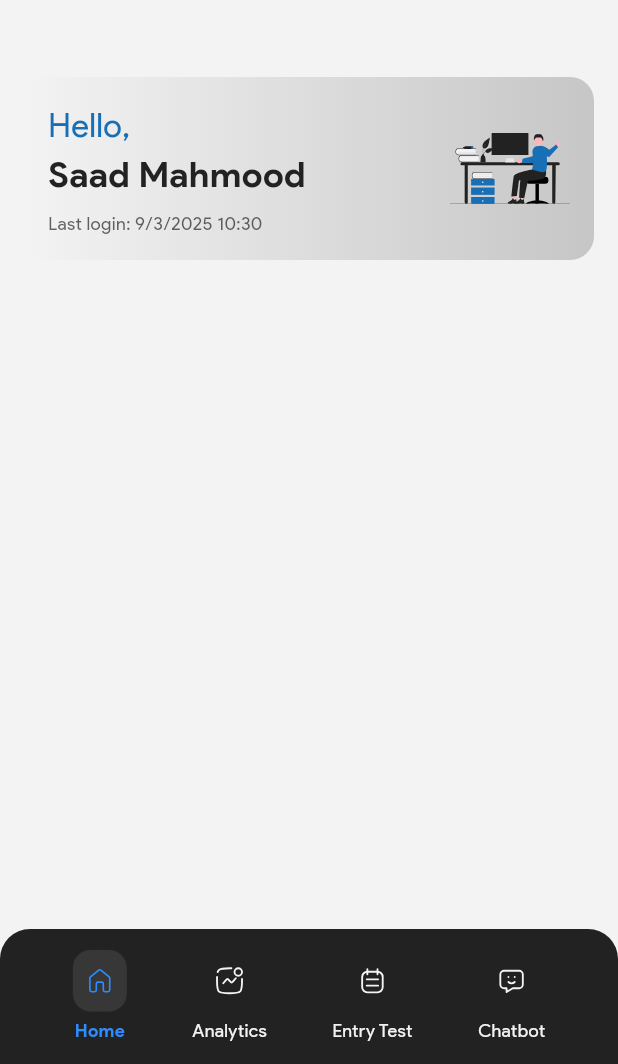
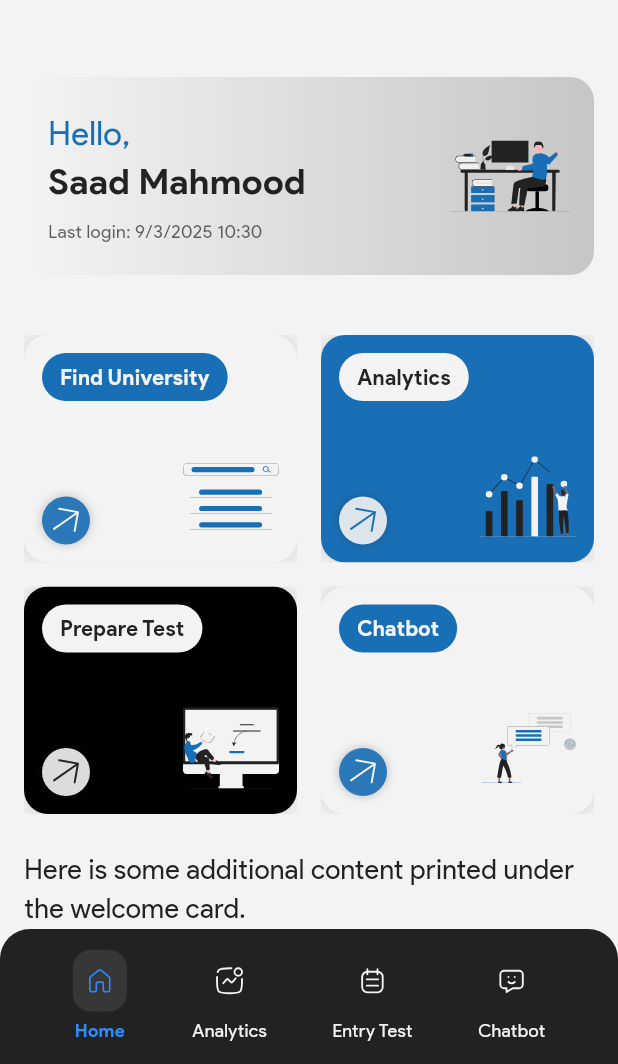
Before and after one commit to guidera-git/guidera_app, a Flutter app: the screen it shows after launch, on a phone screen of 412 x 824 dp, the part 172-1236 px from its top. Run offline on Flutter 3.47's test engine with Material 3 defaults, Android fonts, the light colour scheme and no system bars; our stand-ins replace flutter_svg.

Commit message:
modify home screen

```diff
--- a/lib/screens/home_screen.dart
+++ b/lib/screens/home_screen.dart
@@ -1,10 +1,10 @@
-// home_screen.dart
 import 'package:flutter/material.dart';
-import 'package:flutter_svg/flutter_svg.dart'; // Required for SVG images.
+import 'package:flutter_svg/flutter_svg.dart';
 import 'package:guidera_app/Widgets/header.dart';
 import 'package:guidera_app/Widgets/fancy_bottom_nav_bar.dart';
 import 'package:guidera_app/Widgets/fancy_nav_item.dart';
-import 'package:guidera_app/theme/app_colors.dart'; // <-- Import your color constants
+import 'package:guidera_app/theme/app_colors.dart';
+import 'dart:math' as math;
 
 class HomeScreen extends StatefulWidget {
   const HomeScreen({Key? key}) : super(key: key);
@@ -16,80 +16,230 @@ class HomeScreen extends StatefulWidget {
 class _HomeScreenState extends State<HomeScreen> {
   int _currentIndex = 0;
 
-  final List<Widget> _screens = [
-    const HomeTab(), // Updated home tab with welcome card.
-    const Center(child: Text("Analytics Screen")),
-    const Center(child: Text("Entry Test Screen")),
-    const Center(child: Text("Chatbot Screen")),
+  // Color configurations
+  final List<LinearGradient> _cardGradients = [
+    LinearGradient(colors: [AppColors.myWhite, AppColors.myWhite]),
+    LinearGradient(colors: [AppColors.darkBlue, AppColors.darkBlue]),
+    LinearGradient(colors: [AppColors.darkBlack, AppColors.darkBlack]),
+    LinearGradient(colors: [AppColors.myWhite, AppColors.myWhite]),
   ];
+
+  final List<Color> _titleCardColors = [
+    AppColors.darkBlue,
+    AppColors.myWhite,
+    AppColors.myWhite,
+    AppColors.darkBlue,
+  ];
+
+  final List<Map<String, Color>> _circleColors = [
+    {'circle': AppColors.darkBlue, 'icon': AppColors.myWhite},
+    {'circle': AppColors.myWhite, 'icon': AppColors.darkBlue},
+    {'circle': AppColors.myWhite, 'icon': AppColors.myBlack},
+    {'circle': AppColors.darkBlue, 'icon': AppColors.myWhite},
+  ];
+
+  late final List<Widget> _screens;
+
+  @override
+  void initState() {
+    super.initState();
+    _screens = [
+      HomeTab(
+        onGridItemSelected: (index) => setState(() => _currentIndex = index),
+        cardGradients: _cardGradients,
+        titleCardColors: _titleCardColors,
+        circleColors: _circleColors,
+      ),
+      const Center(child: Text("Analytics Screen")),
+      const Center(child: Text("Entry Test Screen")),
+      const Center(child: Text("Chatbot Screen")),
+    ];
+  }
 
   @override
   Widget build(BuildContext context) {
-    // Check if the app is in dark mode.
     final bool isDarkMode = Theme.of(context).brightness == Brightness.dark;
+    final Color backgroundColor = isDarkMode ? AppColors.myBlack : AppColors.myWhite;
 
-    // Choose background color based on dark or light mode.
-    final Color backgroundColor =
-    isDarkMode ? AppColors.myBlack : AppColors.myWhite;
-
-    // Example items (icon + label) for the bottom navigation bar.
     final List<FancyNavItem> items = [
-      FancyNavItem(label: "Home",       svgPath: "assets/images/home.svg"),
-      FancyNavItem(label: "Analytics",  svgPath: "assets/images/analytics.svg"),
+      FancyNavItem(label: "Home", svgPath: "assets/images/home.svg"),
+      FancyNavItem(label: "Analytics", svgPath: "assets/images/analytics.svg"),
       FancyNavItem(label: "Entry Test", svgPath: "assets/images/entry_test.svg"),
-      FancyNavItem(label: "Chatbot",    svgPath: "assets/images/chatbot.svg"),
+      FancyNavItem(label: "Chatbot", svgPath: "assets/images/chatbot.svg"),
     ];
 
     return Scaffold(
-      // Entire screen background.
       backgroundColor: backgroundColor,
       body: Column(
         children: [
-          // 1) Your header at the top.
           const GuideraHeader(),
-          // 2) The main content below the header.
-          Expanded(
-            child: _screens[_currentIndex],
-          ),
+          Expanded(child: _screens[_currentIndex]),
         ],
       ),
-      // 3) The bottom nav bar.
       bottomNavigationBar: GuideraBottomNavBar(
         items: items,
         initialIndex: _currentIndex,
-        onItemSelected: (index) {
-          setState(() {
-            _currentIndex = index;
-          });
-        },
+        onItemSelected: (index) => setState(() => _currentIndex = index),
       ),
     );
   }
 }
 
-/// HomeTab widget that represents the home screen's content.
 class HomeTab extends StatelessWidget {
-  const HomeTab({Key? key}) : super(key: key);
+  final Function(int) onGridItemSelected;
+  final List<LinearGradient> cardGradients;
+  final List<Color> titleCardColors;
+  final List<Map<String, Color>> circleColors;
+
+  const HomeTab({
+    Key? key,
+    required this.onGridItemSelected,
+    required this.cardGradients,
+    required this.titleCardColors,
+    required this.circleColors,
+  }) : super(key: key);
 
   @override
   Widget build(BuildContext context) {
-    // Wrapping content in SingleChildScrollView in case more widgets are added.
     return SingleChildScrollView(
       child: Column(
-        children:  [
+        children: [
           WelcomeCard(
-            userName: 'Saad Mahmood', // Replace with dynamic user data if available.
-            lastLogin: DateTime.now(), // Replace with the actual last login time.
+            userName: 'Saad Mahmood',
+            lastLogin: DateTime.now(),
           ),
-          // Additional home screen widgets can be added here.
+          const SizedBox(height: 24.0),
+          Padding(
+            padding: const EdgeInsets.symmetric(horizontal: 16.0),
+            child: GridView.count(
+              shrinkWrap: true,
+              physics: const NeverScrollableScrollPhysics(),
+              crossAxisCount: 2,
+              crossAxisSpacing: 16.0,
+              mainAxisSpacing: 16.0,
+              childAspectRatio: 1.2,
+              children: [
+                _buildGridCard("Find University", "assets/images/find.svg", 0),
+                _buildGridCard("Analytics", "assets/images/visual.svg", 1),
+                _buildGridCard("Prepare Test", "assets/images/test.svg", 2),
+                _buildGridCard("Chatbot", "assets/images/chat.svg", 3),
+              ],
+            ),
+          ),
+          const SizedBox(height: 24.0),
+          const Padding(
+            padding: EdgeInsets.symmetric(horizontal: 16.0),
+            child: Text(
+              "Here is some additional content printed under the welcome card.",
+              style: TextStyle(
+                fontSize: 18.0,
+                fontWeight: FontWeight.w500,
+                color: AppColors.myBlack,
+              ),
+            ),
+          ),
         ],
       ),
     );
   }
+
+  Widget _buildGridCard(String title, String iconPath, int index) {
+    final colorPair = circleColors[index % 4];
+    final gradient = cardGradients[index % 4];
+    final titleColor = titleCardColors[index % 4];
+
+    return Material(
+      color: Colors.transparent,
+      borderRadius: BorderRadius.circular(16.0),
+      child: Ink(
+        decoration: BoxDecoration(
+          gradient: gradient,
+          borderRadius: BorderRadius.circular(16.0),
+          boxShadow: [
+            BoxShadow(
+              color: AppColors.myBlack.withOpacity(0.1),
+              blurRadius: 8,
+              spreadRadius: 2,
+            )
+          ],
+        ),
+        child: InkWell(
+          borderRadius: BorderRadius.circular(16.0),
+          onTap: () => onGridItemSelected(index),
+          child: Stack(
+            children: [
+              // Title Card (top-left)
+              Positioned(
+                top: 12,
+                left: 12,
+                child: Container(
+                  padding: const EdgeInsets.symmetric(horizontal: 12, vertical: 6),
+                  decoration: BoxDecoration(
+                    color: titleColor,
+                    borderRadius: BorderRadius.circular(16),
+                  ),
+                  child: Text(
+                    title,
+                    style: TextStyle(
+                      fontSize: 14,
+                      fontWeight: FontWeight.w600,
+                      color: _getContrastColor(titleColor),
+                    ),
+                  ),
+                ),
+              ),
+              // Circular Button (bottom-left)
+              Positioned(
+                bottom: 12,
+                left: 12,
+                child: Container(
+                  width: 32,
+                  height: 32,
+                  decoration: BoxDecoration(
+                    color: colorPair['circle']!.withOpacity(0.9),
+                    shape: BoxShape.circle,
+                    boxShadow: [
+                      BoxShadow(
+                        color: AppColors.myBlack.withOpacity(0.2),
+                        blurRadius: 4,
+                        spreadRadius: 1,
+                      ),
+                    ],
+                  ),
+                  child: Transform.rotate(
+                    angle: 145 * math.pi / 180,
+                    child: SvgPicture.asset(
+                      "assets/images/back.svg",
+                      width: 16,
+                      height: 16,
+                      color: colorPair['icon'],
+                    ),
+                  ),
+                ),
+              ),
+              // Main Icon (bottom-right)
+              Positioned(
+                bottom: 12,
+                right: 12,
+                child: SvgPicture.asset(
+                  iconPath,
+                  height: 64,
+                  width: 64,
+                ),
+              ),
+            ],
+          ),
+        ),
+      ),
+    );
+  }
+
+  Color _getContrastColor(Color backgroundColor) {
+    final luminance = backgroundColor.computeLuminance();
+    return luminance > 0.5 ? AppColors.myBlack : AppColors.myWhite;
+  }
 }
 
-/// WelcomeCard widget that shows a welcoming message, user's name, last login details,
-/// and an SVG avatar on the right.
 class WelcomeCard extends StatelessWidget {
   final String userName;
   final DateTime lastLogin;
@@ -101,7 +251,6 @@ class WelcomeCard extends StatelessWidget {
   }) : super(key: key);
 
   String getFormattedLastLogin() {
-    // Format the DateTime as desired, for example: "dd/MM/yyyy HH:mm".
     return '${lastLogin.day}/${lastLogin.month}/${lastLogin.year} ${lastLogin.hour}:${lastLogin.minute.toString().padLeft(2, '0')}';
   }
 
@@ -110,58 +259,49 @@ class WelcomeCard extends StatelessWidget {
     return Container(
       margin: const EdgeInsets.all(16.0),
       padding: const EdgeInsets.all(16.0),
-      // Apply a linear gradient from left (myWhite) to right (darkGray).
       decoration: BoxDecoration(
-        gradient: LinearGradient(
+        gradient: const LinearGradient(
           begin: Alignment.centerLeft,
           end: Alignment.centerRight,
-          colors: [
-            AppColors.myWhite,
-            AppColors.myGray,
-          ],
+          colors: [AppColors.myWhite, AppColors.myGray],
         ),
         borderRadius: BorderRadius.circular(16.0),
       ),
       child: Row(
         children: [
-          // Left side: text column.
           Expanded(
             child: Column(
               crossAxisAlignment: CrossAxisAlignment.start,
               children: [
-                // "Hello" text.
                 Text(
                   'Hello,',
                   style: TextStyle(
-                    fontSize: 22.0, // Smaller font size.
+                    fontSize: 22.0,
                     color: AppColors.darkBlue,
                   ),
                 ),
-
                 Text(
                   userName,
                   style: TextStyle(
-                    fontSize: 24.0, // Bigger font size.
+                    fontSize: 24.0,
                     fontWeight: FontWeight.bold,
                     color: AppColors.myBlack,
                   ),
                 ),
                 const SizedBox(height: 8.0),
-                // Last login details.
                 Text(
                   'Last login: ${getFormattedLastLogin()}',
                   style: TextStyle(
-                    fontSize: 12.0, // Small-sized detail text.
+                    fontSize: 12.0,
                     color: AppColors.myBlack.withOpacity(0.7),
                   ),
                 ),
               ],
             ),
           ),
-          // Right side: SVG avatar.
           SvgPicture.asset(
-            'assets/images/student_laptop.svg', // Ensure this asset path is correct.
-            height: 90.0, // Adjust size as needed.
+            'assets/images/student_laptop.svg',
+            height: 100.0,
             width: 80.0,
           ),
         ],
--- a/lib/theme/app_colors.dart
+++ b/lib/theme/app_colors.dart
@@ -6,6 +6,7 @@ class AppColors {
   static const Color myBlack = Color(0xFF222222);
   static const Color lightBlue = Color(0xFF2D8CFF);
   static const Color darkGray = Color (0xFFFAF2F2);
+  static const Color darkBlack = Color (0xFF000000);
   // Add as many light-theme colors as you need...
 
   // 2) Dark theme colors
--- a/pubspec.yaml
+++ b/pubspec.yaml
@@ -67,6 +67,11 @@ flutter:
     - assets/images/home.svg
     - assets/images/student_login.svg
     - assets/images/student_laptop.svg
+    - assets/images/back.svg
+    - assets/images/find.svg
+    - assets/images/visual.svg
+    - assets/images/test.svg
+    - assets/images/chat.svg
   fonts:
     - family: ProductSans
       fonts:
```
Also changed, not shown: assets/images/back.svg (added), assets/images/chat.svg (added), assets/images/find.svg (added), assets/images/test.svg (added), assets/images/visual.svg (added), pubspec.lock.
